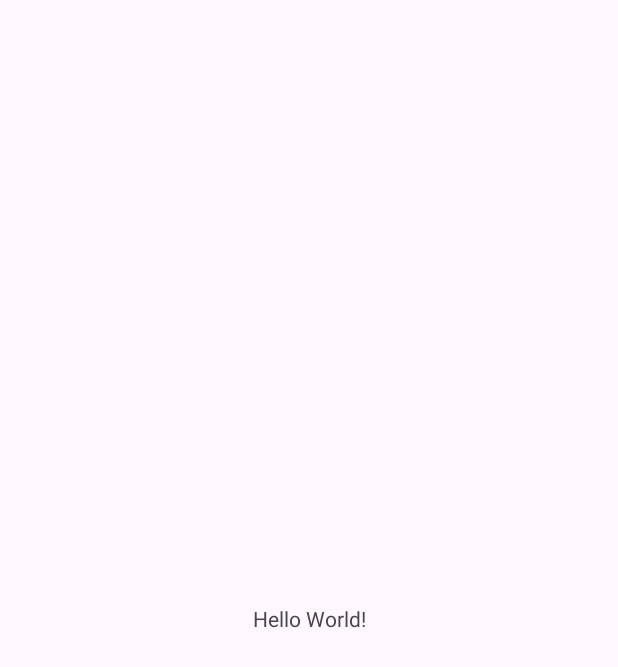
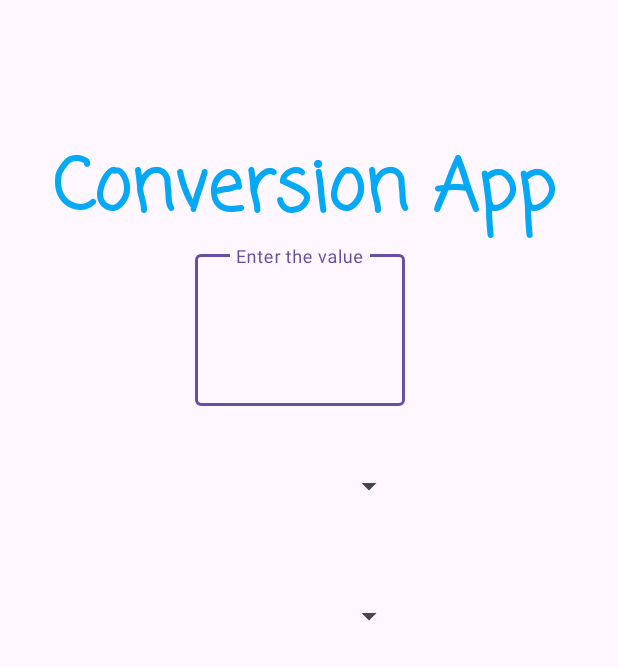
Before and after one commit to majidpawar9/JAV1001-Midterm, an Android app: the screen it shows after launch (MainActivity), on a phone screen of 412 x 824 dp. Before the commit the part shown is almost empty. Shown: the top 667 px of the screen. Run offline under Robolectric (Android 15) with nearby library versions, the phone set to English and light mode, and no system bars.

Commit message:
made layout(added input field and spinner)

```diff
--- a/app/src/main/res/layout/activity_main.xml
+++ b/app/src/main/res/layout/activity_main.xml
@@ -1,18 +1,54 @@
 <?xml version="1.0" encoding="utf-8"?>
-<androidx.constraintlayout.widget.ConstraintLayout xmlns:android="http://schemas.android.com/apk/res/android"
+<LinearLayout xmlns:android="http://schemas.android.com/apk/res/android"
     xmlns:app="http://schemas.android.com/apk/res-auto"
     xmlns:tools="http://schemas.android.com/tools"
     android:layout_width="match_parent"
     android:layout_height="match_parent"
-    tools:context=".MainActivity">
+    android:orientation="vertical">
 
     <TextView
+        android:id="@+id/title"
         android:layout_width="wrap_content"
         android:layout_height="wrap_content"
-        android:text="Hello World!"
-        app:layout_constraintBottom_toBottomOf="parent"
+        android:layout_marginLeft="35dp"
+        android:layout_marginTop="90dp"
+        android:fontFamily="casual"
+        android:text="Conversion App"
+        android:textColor="#03A9F4"
+        android:textSize="48sp"
+        android:textStyle="bold"
         app:layout_constraintEnd_toEndOf="parent"
+        app:layout_constraintHorizontal_bias="0.5"
         app:layout_constraintStart_toStartOf="parent"
         app:layout_constraintTop_toTopOf="parent" />
 
-</androidx.constraintlayout.widget.ConstraintLayout>
+    <com.google.android.material.textfield.TextInputLayout
+        android:layout_width="140dp"
+        android:layout_height="160px"
+        android:layout_marginLeft="130dp">
+
+        <com.google.android.material.textfield.TextInputEditText
+            android:id="@+id/userInput"
+            android:layout_width="match_parent"
+            android:layout_height="match_parent"
+            android:gravity="center"
+            android:hint="Enter the value"
+            android:inputType="phone" />
+
+    </com.google.android.material.textfield.TextInputLayout>
+
+    <Spinner
+        android:id="@+id/convertSpinnerFrom"
+        android:layout_width="140dp"
+        android:layout_height="100px"
+        android:layout_marginLeft="130dp"
+        android:layout_marginTop="20dp" />
+
+    <Spinner
+        android:id="@+id/convertSpinnerTo"
+        android:layout_width="140dp"
+        android:layout_height="100px"
+        android:layout_marginLeft="130dp"
+        android:layout_marginTop="20dp" />
+
+</LinearLayout>
```
